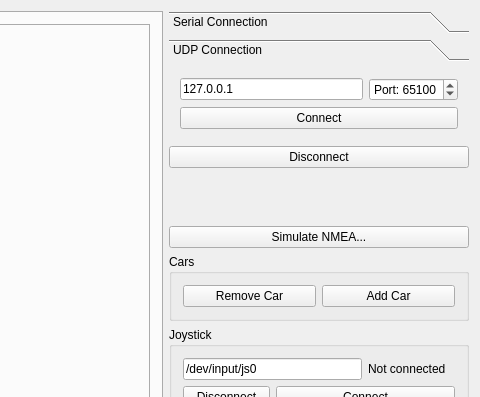
Above: Linux/RC_Car_Tool/mainwindow.ui from vedderb/rise_sdvp before the change; both pictures show x 720 to 1200 and y 0 to 397 of the 1200 by 669 pixel window. Below: the same form after it.
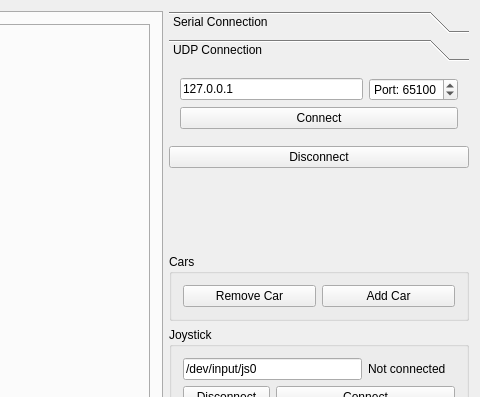
That is the form after the change. The open tabs and pages were chosen to show the change. Custom widgets are drawn as their Qt base class.

Commit message: Removed NMEA simulation

Diff of the .ui file:
```diff
--- a/Linux/RC_Car_Tool/mainwindow.ui
+++ b/Linux/RC_Car_Tool/mainwindow.ui
@@ -454,13 +454,6 @@
         </property>
        </spacer>
       </item>
-      <item>
-       <widget class="QPushButton" name="simulateNmeaButton">
-        <property name="text">
-         <string>Simulate NMEA...</string>
-        </property>
-       </widget>
-      </item>
       <item>
        <widget class="QGroupBox" name="groupBox_2">
         <property name="title">
```
Left out of the diff: 2 changed lines with no effect on the pictures. The commit also changes 2 other files.
